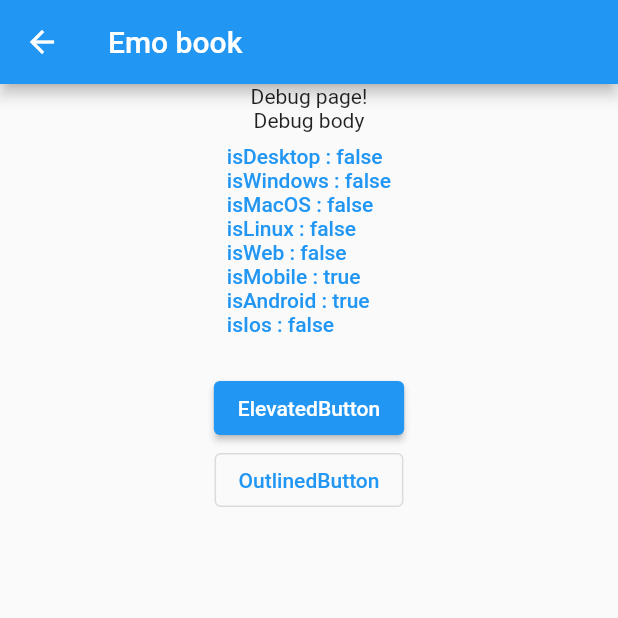
After one commit to KKimj/emo-Book, a Flutter app: the DebugPage screen opened by its route, on a phone screen of 412 x 824 dp, the top half of it. The commit adds this screen. Run offline on Flutter 3.47's test engine with Material 2 defaults, Android fonts, the phone set to English and light mode, and no system bars; our stand-ins replace freezed_annotation, get, responsive_builder.

Commit message:
update for debug page

```diff
--- a/emo_book_flutter/lib/controllers/app_controller.dart
+++ b/emo_book_flutter/lib/controllers/app_controller.dart
@@ -15,6 +15,15 @@ class AppController extends GetxController {
         tablet: tablet_breakpoint,
         watch: watch_breakpoint));
   }
+
+  bool get isWeb => GetPlatform.isWeb;
+  bool get isDesktop => GetPlatform.isDesktop;
+  bool get isMobile => GetPlatform.isMobile;
+  bool get isAndroid => GetPlatform.isAndroid;
+  bool get isIos => GetPlatform.isIOS;
+  bool get isLinux => GetPlatform.isLinux;
+  bool get isMacOS => GetPlatform.isMacOS;
+  bool get isWindows => GetPlatform.isWindows;
 
   void update_ScreenBreakpoints(
       {double? desktop, double? table, double? watch}) {
--- /dev/null
+++ b/emo_book_flutter/lib/controllers/debug_controller.dart
@@ -0,0 +1,29 @@
+import 'package:get/get.dart';
+import 'package:responsive_builder/responsive_builder.dart';
+
+// model
+import 'package:emo_book_flutter/models/app_model.dart';
+
+class DebugController extends GetxController {
+  static DebugController get to => Get.find();
+
+  bool get isWeb => GetPlatform.isWeb;
+  bool get isDesktop => GetPlatform.isDesktop;
+  bool get isMobile => GetPlatform.isMobile;
+  bool get isAndroid => GetPlatform.isAndroid;
+  bool get isIos => GetPlatform.isIOS;
+  bool get isLinux => GetPlatform.isLinux;
+  bool get isMacOS => GetPlatform.isMacOS;
+  bool get isWindows => GetPlatform.isWindows;
+
+  String get PlatformMessage {
+    return 'isDesktop : ${DebugController.to.isDesktop}\n'
+        'isWindows : ${DebugController.to.isWindows}\n'
+        'isMacOS : ${DebugController.to.isMacOS}\n'
+        'isLinux : ${DebugController.to.isLinux}\n'
+        'isWeb : ${DebugController.to.isWeb}\n'
+        'isMobile : ${DebugController.to.isMobile}\n'
+        'isAndroid : ${DebugController.to.isAndroid}\n'
+        'isIos : ${DebugController.to.isIos}\n';
+  }
+}
--- a/emo_book_flutter/lib/main_scaffold.dart
+++ b/emo_book_flutter/lib/main_scaffold.dart
@@ -10,6 +10,10 @@ import 'package:emo_book_flutter/controllers/user_controller.dart';
 // views
 import 'package:emo_book_flutter/views/book_page/book_page.dart';
 import 'package:emo_book_flutter/views/home_page/home_page.dart';
+
+// dev
+import 'package:emo_book_flutter/controllers/debug_controller.dart';
+import 'package:emo_book_flutter/views/debug_page/debug_page.dart';
 
 class MainScaffold extends StatelessWidget {
   @override
@@ -25,6 +29,7 @@ class MainScaffold extends StatelessWidget {
               bookid: book_id,
             );
           }),
+      GetPage(name: '/debug', page: () => DebugPage()),
     ];
 
     return GetMaterialApp(
@@ -44,7 +49,7 @@ class AppBinding implements Bindings {
     Get.put<BookController>(BookController());
     Get.put<UserController>(UserController());
 
-    // Get.lazyPut(() => BookController());
+    Get.lazyPut(() => DebugController());
     // Get.lazyPut(() => UserController());
   }
 }
--- /dev/null
+++ b/emo_book_flutter/lib/views/debug_page/debug_page.dart
@@ -0,0 +1,61 @@
+import 'package:flutter/material.dart';
+import 'package:get/get.dart';
+
+// controllers
+import 'package:emo_book_flutter/controllers/debug_controller.dart';
+
+// widgets
+import 'package:emo_book_flutter/views/widgets/app_bar.dart';
+
+class DebugPage extends StatelessWidget {
+  @override
+  Widget build(BuildContext context) {
+    Get.put<DebugController>(DebugController());
+
+    return Scaffold(
+      body: SingleChildScrollView(
+        child: Column(
+          children: [
+            EmoAppBar(),
+            Text('Debug page!'),
+            _DebugPageBody(),
+          ],
+        ),
+      ),
+    );
+  }
+}
+
+class _DebugPageBody extends StatelessWidget {
+  @override
+  Widget build(BuildContext context) {
+    return Column(
+      children: [
+        Text('Debug body'),
+        TextButton(
+            onPressed: () {
+              print('isDesktop : ${DebugController.to.isDesktop}');
+              print('isWindows : ${DebugController.to.isWindows}');
+              print('isMacOS : ${DebugController.to.isMacOS}');
+              print('isLinux : ${DebugController.to.isLinux}');
+
+              print('isWeb : ${DebugController.to.isWeb}');
+              print('isMobile : ${DebugController.to.isMobile}');
+              print('isAndroid : ${DebugController.to.isAndroid}');
+              print('isIos : ${DebugController.to.isIos}');
+            },
+            child: Text(DebugController.to.PlatformMessage)),
+        ElevatedButton(
+            onPressed: () {
+              print('ElevatedButton pressed!');
+            },
+            child: Text('ElevatedButton')),
+        OutlinedButton(
+            onPressed: () {
+              print('OutlinedButton pressed!');
+            },
+            child: Text('OutlinedButton')),
+      ],
+    );
+  }
+}
```
Also changed, not shown: emo_book_flutter/pubspec.lock, 2 other files.
